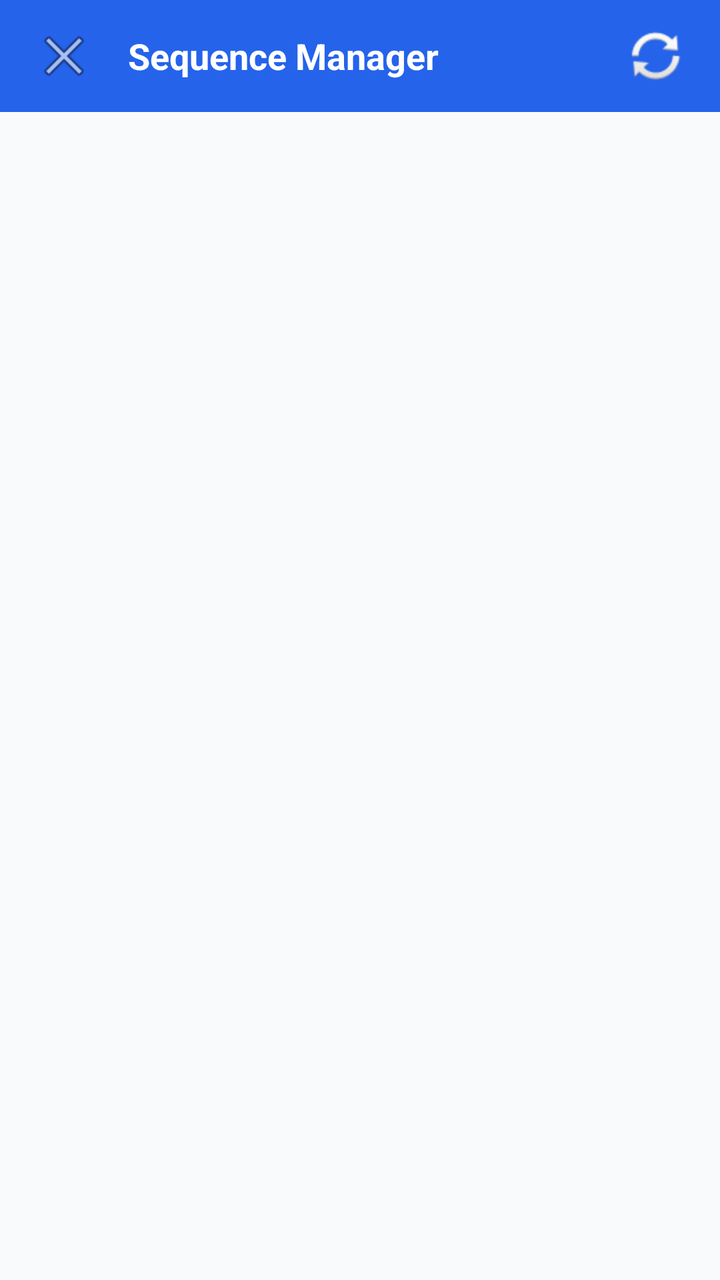
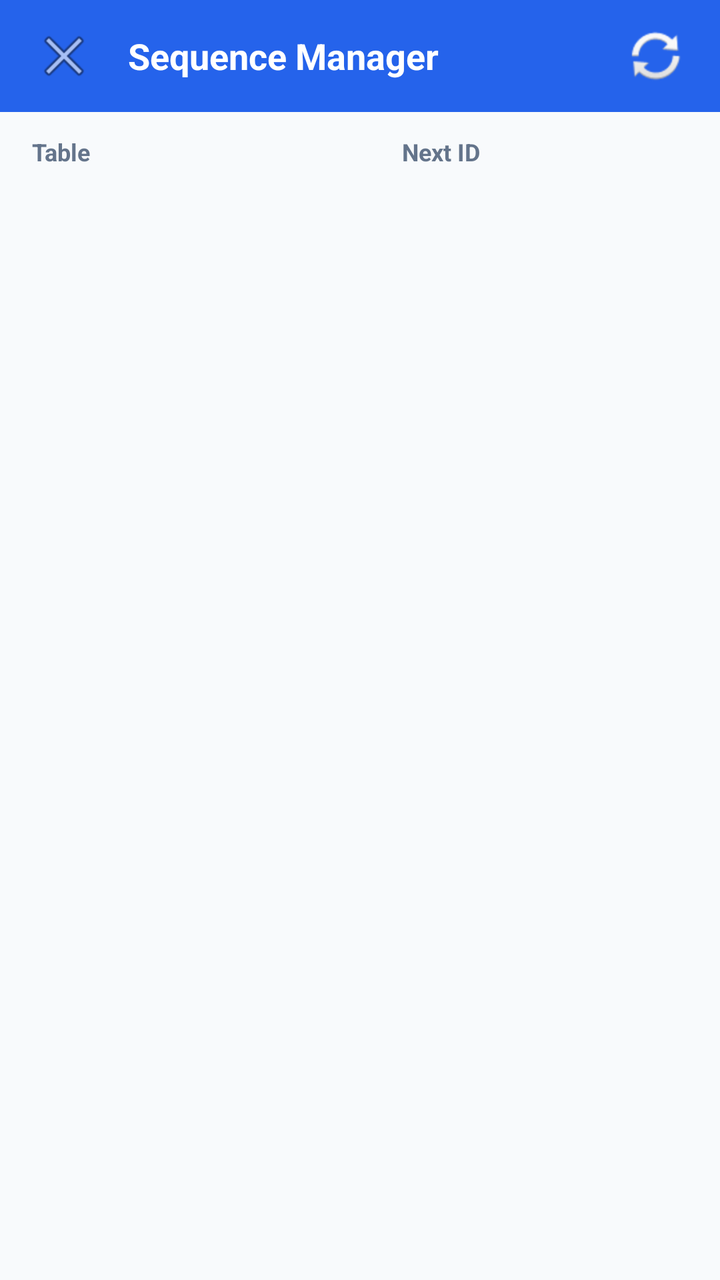

Compare the two renders of this Android layout. The source of the first and the diff that turns it into the second are given below.
<!-- AndroidManifest.xml: application theme Theme.ExpenseOS -->
<!-- res/layout/activity_sequence.xml -->
<?xml version="1.0" encoding="utf-8"?>
<LinearLayout xmlns:android="http://schemas.android.com/apk/res/android"
    android:layout_width="match_parent"
    android:layout_height="match_parent"
    android:orientation="vertical"
    android:background="@color/background">

    <LinearLayout
        android:layout_width="match_parent"
        android:layout_height="56dp"
        android:orientation="horizontal"
        android:gravity="center_vertical"
        android:background="@color/primary"
        android:paddingHorizontal="12dp">

        <ImageButton
            android:id="@+id/btnBack"
            android:layout_width="40dp"
            android:layout_height="40dp"
            android:background="?attr/selectableItemBackgroundBorderless"
            android:src="@android:drawable/ic_menu_close_clear_cancel"
            android:contentDescription="Back" />

        <TextView
            android:layout_width="0dp"
            android:layout_height="wrap_content"
            android:layout_weight="1"
            android:layout_marginStart="12dp"
            android:text="Sequence Manager"
            android:textColor="@android:color/white"
            android:textSize="18sp"
            android:textStyle="bold" />

        <ImageButton
            android:id="@+id/btnResyncAll"
            android:layout_width="40dp"
            android:layout_height="40dp"
            android:background="?attr/selectableItemBackgroundBorderless"
            android:src="@android:drawable/ic_popup_sync"
            android:contentDescription="Resync All" />
    </LinearLayout>

    <androidx.recyclerview.widget.RecyclerView
        android:id="@+id/rvSequences"
        android:layout_width="match_parent"
        android:layout_height="0dp"
        android:layout_weight="1"
        android:paddingVertical="4dp"
        android:clipToPadding="false" />

</LinearLayout>
<!-- resources referenced by this layout -->
<resources>
  <color name="background">#F8FAFC</color>
  <color name="primary">#2563EB</color>
  <style name="Theme.ExpenseOS" parent="Theme.MaterialComponents.Light.NoActionBar">
          <item name="colorPrimary">@color/primary</item>
          <item name="colorPrimaryDark">@color/primary_dark</item>
          <item name="colorAccent">@color/primary</item>
          <item name="android:windowBackground">@color/bg</item>
          <item name="android:fontFamily">sans-serif</item>
          <item name="android:statusBarColor">@color/primary_dark</item>
      </style>
  <color name="primary_dark">#1D4ED8</color>
  <color name="bg">#F8FAFC</color>
</resources>

<!-- the commit's change to res/layout/activity_sequence.xml (unified diff, before → after) -->
@@ -40,12 +40,44 @@
             android:contentDescription="Resync All" />
     </LinearLayout>
 
+    <LinearLayout
+        android:layout_width="match_parent"
+        android:layout_height="40dp"
+        android:orientation="horizontal"
+        android:gravity="center_vertical"
+        android:background="@color/background"
+        android:paddingHorizontal="16dp">
+
+        <TextView
+            android:layout_width="0dp"
+            android:layout_height="wrap_content"
+            android:layout_weight="1"
+            android:text="Table"
+            android:textColor="@color/text_muted"
+            android:textSize="12sp"
+            android:textStyle="bold" />
+
+        <TextView
+            android:layout_width="90dp"
+            android:layout_height="wrap_content"
+            android:gravity="end"
+            android:layout_marginEnd="16dp"
+            android:text="Next ID"
+            android:textColor="@color/text_muted"
+            android:textSize="12sp"
+            android:textStyle="bold" />
+
+        <View
+            android:layout_width="88dp"
+            android:layout_height="1dp" />
+    </LinearLayout>
+
     <androidx.recyclerview.widget.RecyclerView
         android:id="@+id/rvSequences"
         android:layout_width="match_parent"
         android:layout_height="0dp"
         android:layout_weight="1"
-        android:paddingVertical="4dp"
+        android:paddingVertical="0dp"
         android:clipToPadding="false" />
 
 </LinearLayout>
<!-- resource entries referenced after the edit -->
@@ -2,6 +2,7 @@
 <resources>
   <color name="background">#F8FAFC</color>
   <color name="primary">#2563EB</color>
+  <color name="text_muted">#64748B</color>
   <style name="Theme.ExpenseOS" parent="Theme.MaterialComponents.Light.NoActionBar">
           <item name="colorPrimary">@color/primary</item>
           <item name="colorPrimaryDark">@color/primary_dark</item>
